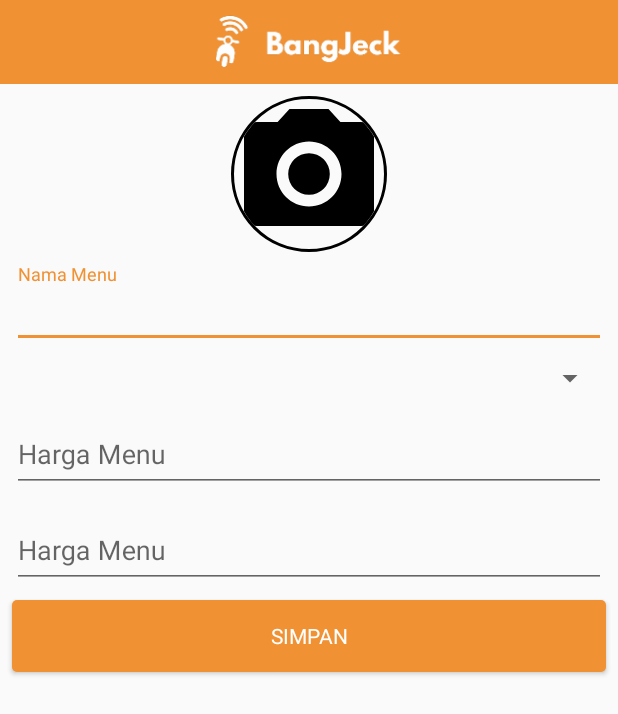
After one commit to handharbeni/BangJekMerchant, an Android app: the DetailMenu screen opened directly, with no data from a screen before it, on a phone screen of 412 x 824 dp. The commit adds this screen. Shown: the top 714 px of the screen. Run offline under Robolectric (Android 15) with nearby library versions, the phone set to English and light mode, and no system bars; our stand-ins replace CircleImageView.

Commit message:
Update Layout Main

```diff
--- /dev/null
+++ b/app/src/main/java/illiyin/mhandharbeni/bangjekmerchant/mainpackage/subactivity/DetailMenu.java
@@ -0,0 +1,39 @@
+package illiyin.mhandharbeni.bangjekmerchant.mainpackage.subactivity;
+
+import android.os.Bundle;
+import android.support.v7.app.AppCompatActivity;
+
+import illiyin.mhandharbeni.bangjekmerchant.R;
+import illiyin.mhandharbeni.databasemodule.AdapterModel;
+
+/**
+ * Created by faizalqurni on 12/6/17.
+ */
+
+public class DetailMenu extends AppCompatActivity {
+    private AdapterModel adapterModel;
+
+    @Override
+    protected void onCreate(Bundle savedInstanceState) {
+        super.onCreate(savedInstanceState);
+        setContentView(R.layout.layout_form_menu);
+    }
+
+    @Override
+    protected void onStart() {
+        super.onStart();
+        fetch_modules();
+        fetch_components();
+        fetch_click();
+    }
+
+    private void fetch_components(){
+
+    }
+    private void fetch_modules(){
+
+    }
+    private void fetch_click(){
+
+    }
+}
--- a/app/src/main/res/layout/content_main_class.xml
+++ b/app/src/main/res/layout/content_main_class.xml
@@ -10,6 +10,7 @@
     tools:showIn="@layout/app_bar_main_class">
 
     <android.support.design.widget.TabLayout
+        android:background="@color/colorWhite"
         app:elevation="2dp"
         android:id="@+id/tabLayout"
         android:layout_width="match_parent"
--- /dev/null
+++ b/app/src/main/res/layout/layout_form_menu.xml
@@ -0,0 +1,143 @@
+<?xml version="1.0" encoding="utf-8"?>
+<android.support.constraint.ConstraintLayout
+    xmlns:android="http://schemas.android.com/apk/res/android"
+    xmlns:app="http://schemas.android.com/apk/res-auto"
+    xmlns:tools="http://schemas.android.com/tools"
+    android:layout_width="match_parent"
+    android:layout_height="match_parent">
+
+    <android.support.design.widget.AppBarLayout
+        android:id="@+id/appBarLayout"
+        android:layout_width="match_parent"
+        android:layout_height="wrap_content"
+        android:theme="@style/AppTheme.AppBarOverlay"
+        app:contentInsetEnd="0dp"
+        app:contentInsetStart="0dp"
+        app:elevation="0dp">
+
+        <android.support.v7.widget.Toolbar
+            android:id="@+id/toolbar"
+            android:layout_width="match_parent"
+            android:layout_height="?attr/actionBarSize"
+            android:background="?attr/colorPrimary"
+            android:gravity="center"
+            app:contentInsetEnd="0dp"
+            app:contentInsetStart="0dp"
+            app:layout_collapseMode="pin"
+            app:layout_scrollFlags="scroll|snap"
+            app:popupTheme="@style/AppTheme.PopupOverlay">
+
+            <LinearLayout
+                android:layout_width="match_parent"
+                android:layout_height="match_parent"
+                android:gravity="center"
+                android:orientation="vertical">
+
+                <ImageView
+                    android:layout_width="wrap_content"
+                    android:layout_height="35dp"
+                    android:src="@drawable/logo" />
+            </LinearLayout>
+        </android.support.v7.widget.Toolbar>
+    </android.support.design.widget.AppBarLayout>
+
+    <include
+        android:id="@+id/include3"
+        layout="@layout/layout_image"
+        android:layout_width="104dp"
+        android:layout_height="104dp"
+        android:layout_marginEnd="8dp"
+        android:layout_marginStart="8dp"
+        android:layout_marginTop="8dp"
+        app:layout_constraintEnd_toEndOf="parent"
+        app:layout_constraintStart_toStartOf="parent"
+        app:layout_constraintTop_toBottomOf="@+id/appBarLayout" />
+
+    <android.support.design.widget.TextInputLayout
+        android:id="@+id/txtInputLayoutNama"
+        android:layout_width="match_parent"
+        android:layout_height="wrap_content"
+        android:layout_marginEnd="8dp"
+        android:layout_marginStart="8dp"
+        android:layout_marginTop="8dp"
+        app:layout_constraintEnd_toEndOf="parent"
+        app:layout_constraintStart_toStartOf="parent"
+        app:layout_constraintTop_toBottomOf="@+id/include3">
+
+        <android.support.design.widget.TextInputEditText
+            android:id="@+id/txtNamaMenu"
+            android:layout_width="match_parent"
+            android:layout_height="wrap_content"
+            android:gravity="top"
+            android:hint="Nama Menu"
+            android:imeOptions="actionNext"
+            android:lines="1" />
+    </android.support.design.widget.TextInputLayout>
+
+    <Spinner
+        android:id="@+id/txtKategori"
+        android:layout_width="match_parent"
+        android:layout_height="wrap_content"
+        android:layout_marginEnd="8dp"
+        android:layout_marginStart="8dp"
+        android:layout_marginTop="8dp"
+        app:layout_constraintEnd_toEndOf="parent"
+        app:layout_constraintStart_toStartOf="parent"
+        app:layout_constraintTop_toBottomOf="@+id/txtInputLayoutNama"/>
+
+    <android.support.design.widget.TextInputLayout
+        android:id="@+id/txtInputLayoutHarga"
+        android:layout_width="match_parent"
+        android:layout_height="wrap_content"
+        android:layout_marginEnd="8dp"
+        android:layout_marginStart="8dp"
+        android:layout_marginTop="8dp"
+        app:layout_constraintEnd_toEndOf="parent"
+        app:layout_constraintStart_toStartOf="parent"
+        app:layout_constraintTop_toBottomOf="@+id/txtKategori">
+
+        <android.support.design.widget.TextInputEditText
+            android:id="@+id/txtHargaMenu"
+            android:layout_width="match_parent"
+            android:layout_height="wrap_content"
+            android:gravity="top"
+            android:hint="Harga Menu"
+            android:imeOptions="actionNext"
+            android:lines="1" />
+    </android.support.design.widget.TextInputLayout>
+
+    <android.support.design.widget.TextInputLayout
+        android:id="@+id/txtInputLayoutDeskripsi"
+        android:layout_width="match_parent"
+        android:layout_height="wrap_content"
+        android:layout_marginEnd="8dp"
+        android:layout_marginStart="8dp"
+        android:layout_marginTop="8dp"
+        app:layout_constraintEnd_toEndOf="parent"
+        app:layout_constraintStart_toStartOf="parent"
+        app:layout_constraintTop_toBottomOf="@+id/txtInputLayoutHarga">
+
+        <android.support.design.widget.TextInputEditText
+            android:id="@+id/txtDeskripsiMenu"
+            android:layout_width="match_parent"
+            android:layout_height="wrap_content"
+            android:gravity="top"
+            android:hint="Harga Menu"
+            android:imeOptions="actionNext"
+            android:lines="1" />
+    </android.support.design.widget.TextInputLayout>
+
+    <Button
+        android:background="@drawable/rounded_button_selector"
+        android:textColor="@color/colorWhite"
+        android:id="@+id/btnSaveMenu"
+        android:layout_width="match_parent"
+        android:layout_height="wrap_content"
+        android:layout_marginEnd="8dp"
+        android:layout_marginStart="8dp"
+        android:layout_marginTop="8dp"
+        android:text="@string/placeholder_simpan"
+        app:layout_constraintEnd_toEndOf="parent"
+        app:layout_constraintStart_toStartOf="parent"
+        app:layout_constraintTop_toBottomOf="@+id/txtInputLayoutDeskripsi" />
+</android.support.constraint.ConstraintLayout>
--- a/app/src/main/res/values/strings.xml
+++ b/app/src/main/res/values/strings.xml
@@ -23,4 +23,6 @@
     <string name="placeholder_menu_dashboard">Dashboard</string>
     <string name="placeholder_menu_bantuan">Bantuan</string>
     <string name="placeholder_menu_logout">Logout</string>
+    <string name="placeholder_tambah_menu">Tambah Menu</string>
+    <string name="placeholder_simpan">Simpan</string>
 </resources>
--- a/build.gradle
+++ b/build.gradle
@@ -10,7 +10,7 @@ buildscript {
         maven { url "https://maven.google.com" }
     }
     dependencies {
-        classpath 'com.android.tools.build:gradle:3.0.0-beta6'
+        classpath 'com.android.tools.build:gradle:3.0.1'
 
         classpath "io.realm:realm-gradle-plugin:4.2.0"
         // NOTE: Do not place your application dependencies here; they belong
```
Also changed, not shown: app/src/main/AndroidManifest.xml (+8 -0 lines), app/src/main/java/illiyin/mhandharbeni/bangjekmerchant/mainpackage/fragment/FragmentMenu.java (+29 -1 lines), app/src/main/java/illiyin/mhandharbeni/bangjekmerchant/mainpackage/subactivity/UpdateMenu.java (added, +39 -0 lines), app/src/main/res/layout/app_bar_main_class.xml (+1 -12 lines), app/src/main/res/layout/item_menu.xml (added, +58 -0 lines), app/src/main/res/layout/layout_fragment_menu.xml (+26 -7 lines), app/src/main/res/layout/layout_fragment_profile.xml (+10 -10 lines), app/src/main/res/layout/layout_menu_empty.xml (added, +22 -0 lines), app/src/main/res/drawable-hdpi/ic_keyboard_arrow_right.png (added), app/src/main/res/drawable-mdpi/ic_keyboard_arrow_right.png (added), app/src/main/res/drawable-xhdpi/ic_keyboard_arrow_right.png (added), app/src/main/res/drawable-xxhdpi/ic_keyboard_arrow_right.png (added), app/src/main/res/drawable-xxxhdpi/ic_keyboard_arrow_right.png (added).
